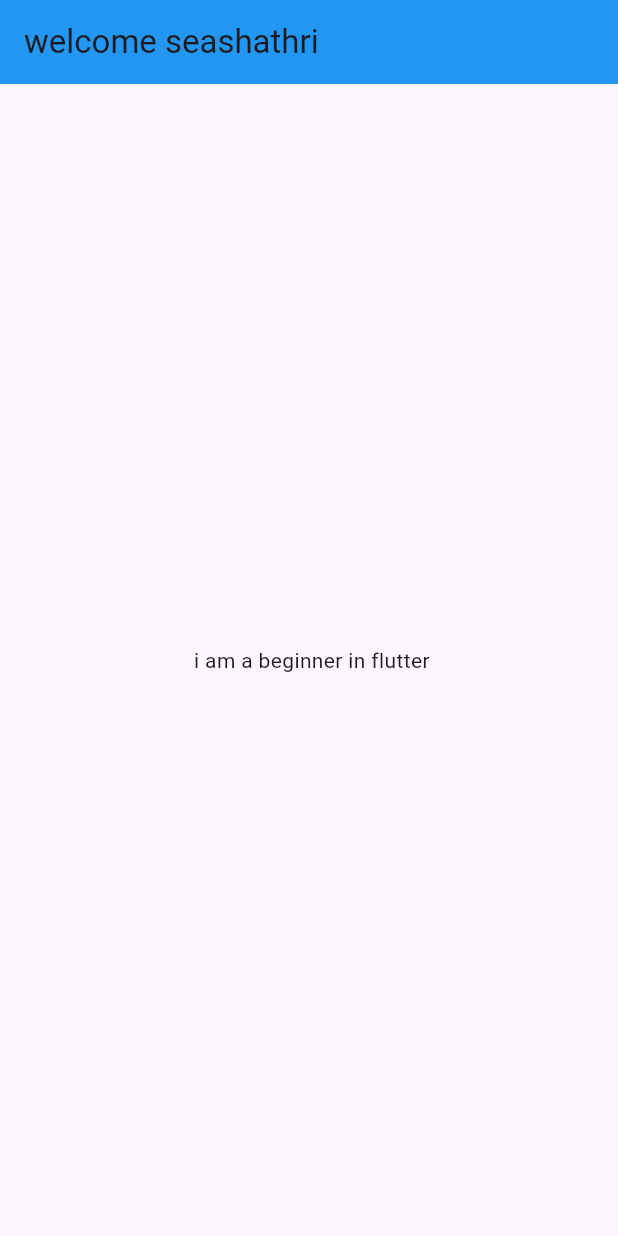
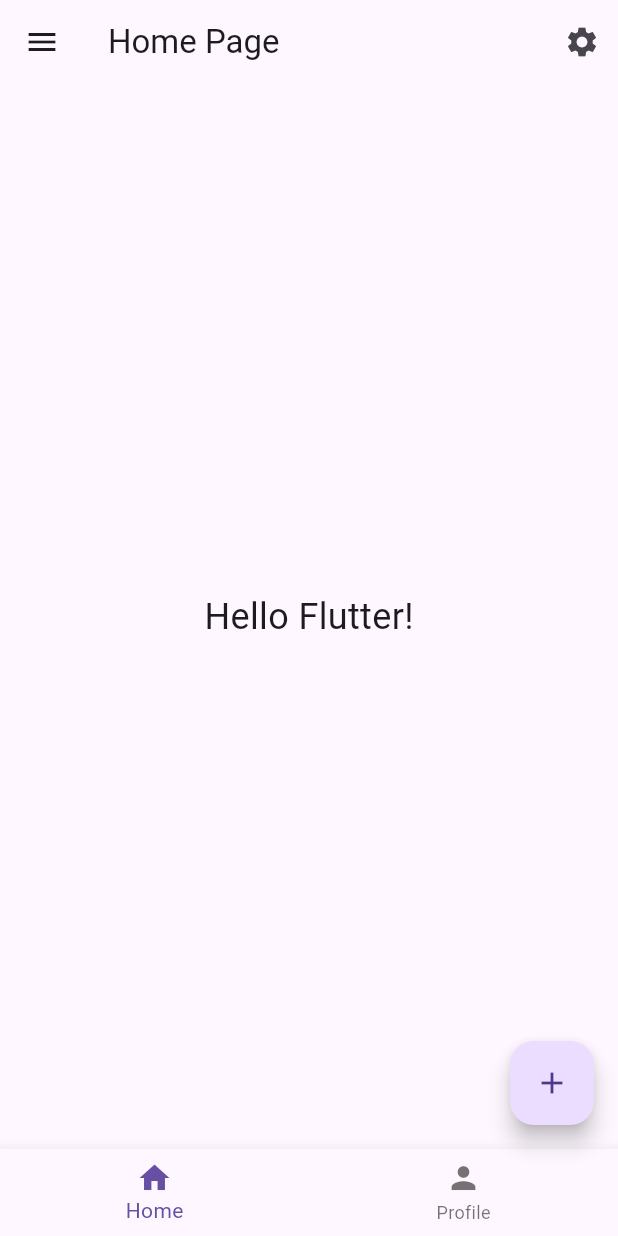
Before and after one commit to seshathri044/flutter_app_demo, a Flutter app: the screen it shows after launch, on a phone screen of 412 x 824 dp. Run offline on Flutter 3.47's test engine with Material 3 defaults, Android fonts, the phone set to English and light mode, and no system bars.

Commit message:
fetch:Update main.dart

```diff
--- a/lib/main.dart
+++ b/lib/main.dart
@@ -1,22 +1,84 @@
 import 'package:flutter/material.dart';
 
 void main() {
-  runApp(MainApp());
+  runApp(const MyApp());
 }
 
-class MainApp extends StatelessWidget {
+class MyApp extends StatelessWidget {
+  const MyApp({super.key});
+
   @override
   Widget build(BuildContext context) {
     return MaterialApp(
-      home: Scaffold(
-        appBar: AppBar(
-          title: Text("welcome seashathri"),
-          centerTitle: tqrue, // ✅ Add this line
-          backgroundColor: Colors.blue,
+      title: 'My First Flutter App',
+      debugShowCheckedModeBanner: false, // removes debug banner
+      theme: ThemeData(
+        primarySwatch: Colors.blue,
+      ),
+      home: const HomePage(),
+    );
+  }
+}
+
+class HomePage extends StatelessWidget {
+  const HomePage({super.key});
+
+  @override
+  Widget build(BuildContext context) {
+    return Scaffold(
+      appBar: AppBar(
+        title: const Text('Home Page'),
+        actions: [
+          IconButton(
+            icon: const Icon(Icons.settings),
+            onPressed: () {
+              // You can add navigation or settings logic here
+            },
+          )
+        ],
+      ),
+      drawer: Drawer(
+        child: ListView(
+          padding: EdgeInsets.zero,
+          children: const [
+            DrawerHeader(
+              decoration: BoxDecoration(color: Colors.blue),
+              child: Text('Menu', style: TextStyle(color: Colors.white, fontSize: 24)),
+            ),
+            ListTile(
+              leading: Icon(Icons.home),
+              title: Text('Home'),
+            ),
+            ListTile(
+              leading: Icon(Icons.person),
+              title: Text('Profile'),
+            ),
+          ],
         ),
-        body: Center(
-          child: Text(" i am a beginner in flutter"),
+      ),
+      body: const Center(
+        child: Text(
+          'Hello Flutter!',
+          style: TextStyle(fontSize: 24),
         ),
+      ),
+      floatingActionButton: FloatingActionButton(
+        onPressed: () {
+          // Action for button
+        },
+        child: const Icon(Icons.add),
+      ),
+      bottomNavigationBar: BottomNavigationBar(
+        items: const [
+          BottomNavigationBarItem(
+            icon: Icon(Icons.home),
+            label: 'Home',
+          ),
+          BottomNavigationBarItem(
+            icon: Icon(Icons.person),
+            label: 'Profile',
+          ),
+        ],
       ),
     );
   }
```
